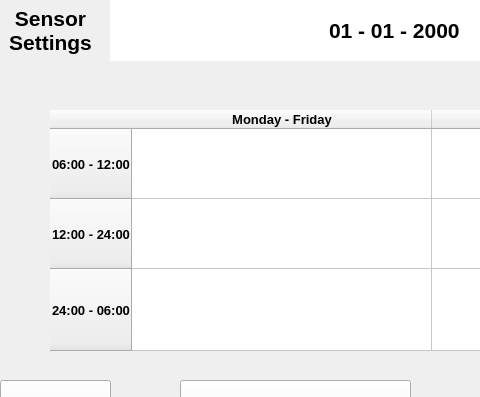
Before: the Qt Designer form Raspberry/GUI/programSettingsWindow.ui in Mrcuve0/Raspberry-Thermostat, drawn with Qt 5; both pictures show x 0 to 480 and y 0 to 397 of the 800 by 480 pixel window.
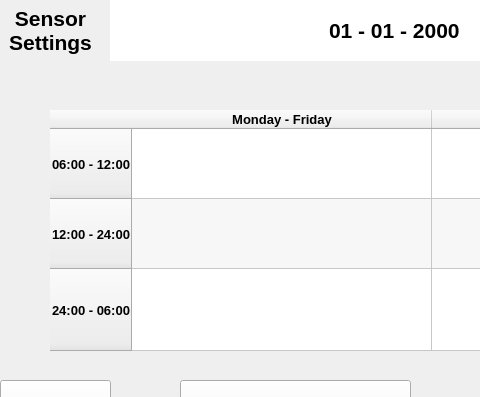
After: the same form once the commit is applied.

Commit message: Add program definition and commit

Diff of the .ui file:
```diff
--- a/Raspberry/GUI/programSettingsWindow.ui
+++ b/Raspberry/GUI/programSettingsWindow.ui
@@ -226,6 +226,12 @@
     <property name="lineWidth">
      <number>1</number>
     </property>
+    <property name="editTriggers">
+     <set>QAbstractItemView::AllEditTriggers</set>
+    </property>
+    <property name="alternatingRowColors">
+     <bool>true</bool>
+    </property>
     <property name="gridStyle">
      <enum>Qt::SolidLine</enum>
     </property>
@@ -257,27 +263,129 @@
      <property name="text">
       <string>06:00 - 12:00</string>
      </property>
+     <property name="textAlignment">
+      <set>AlignCenter</set>
+     </property>
     </row>
     <row>
      <property name="text">
       <string>12:00 - 24:00</string>
      </property>
+     <property name="textAlignment">
+      <set>AlignCenter</set>
+     </property>
     </row>
     <row>
      <property name="text">
       <string>24:00 - 06:00</string>
      </property>
+     <property name="textAlignment">
+      <set>AlignCenter</set>
+     </property>
     </row>
     <column>
      <property name="text">
       <string>Monday - Friday</string>
      </property>
+     <property name="textAlignment">
+      <set>AlignCenter</set>
+     </property>
     </column>
     <column>
      <property name="text">
       <string>Weekend</string>
      </property>
+     <property name="textAlignment">
+      <set>AlignCenter</set>
+     </property>
     </column>
+    <item row="0" column="0">
+     <property name="text">
+      <string/>
+     </property>
+     <property name="font">
+      <font>
+       <pointsize>16</pointsize>
+       <weight>75</weight>
+       <bold>true</bold>
+      </font>
+     </property>
+     <property name="textAlignment">
+      <set>AlignCenter</set>
+     </property>
+    </item>
+    <item row="0" column="1">
+     <property name="font">
+      <font>
+       <pointsize>16</pointsize>
+       <weight>75</weight>
+       <bold>true</bold>
+      </font>
+     </property>
+     <property name="textAlignment">
+      <set>AlignCenter</set>
+     </property>
+    </item>
+    <item row="1" column="0">
+     <property name="text">
+      <string/>
+     </property>
+     <property name="font">
+      <font>
+       <pointsize>16</pointsize>
+       <weight>75</weight>
+       <bold>true</bold>
+      </font>
+     </property>
+     <property name="textAlignment">
+      <set>AlignCenter</set>
+     </property>
+    </item>
+    <item row="1" column="1">
+     <property name="text">
+      <string/>
+     </property>
+     <property name="font">
+      <font>
+       <pointsize>16</pointsize>
+       <weight>75</weight>
+       <bold>true</bold>
+      </font>
+     </property>
+     <property name="textAlignment">
+      <set>AlignCenter</set>
+     </property>
+    </item>
+    <item row="2" column="0">
+     <property name="text">
+      <string/>
+     </property>
+     <property name="font">
+      <font>
+       <pointsize>16</pointsize>
+       <weight>75</weight>
+       <bold>true</bold>
+      </font>
+     </property>
+     <property name="textAlignment">
+      <set>AlignCenter</set>
+     </property>
+    </item>
+    <item row="2" column="1">
+     <property name="text">
+      <string/>
+     </property>
+     <property name="font">
+      <font>
+       <pointsize>16</pointsize>
+       <weight>75</weight>
+       <bold>true</bold>
+      </font>
+     </property>
+     <property name="textAlignment">
+      <set>AlignCenter</set>
+     </property>
+    </item>
    </widget>
   </widget>
  </widget>
```
The commit also changes 1 other file.
